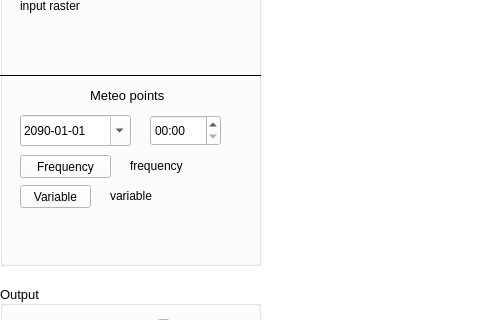
gaowudao/CRITERIA3D, file bin/CRITERIA3D/mainwindow.ui: the form before one commit; both pictures show x 0 to 480 and y 85 to 405 of the 1280 by 720 pixel window.
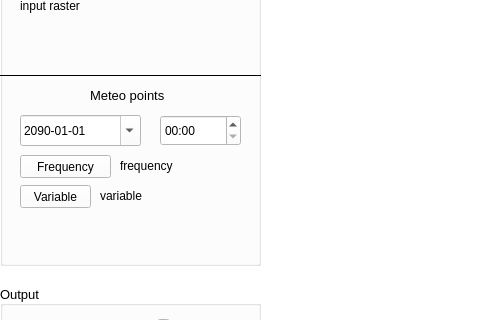
The form after the commit.

Commit message: criteria 3d interface

```diff
--- a/bin/CRITERIA3D/mainwindow.ui
+++ b/bin/CRITERIA3D/mainwindow.ui
@@ -1146,7 +1146,7 @@
       <rect>
        <x>20</x>
        <y>170</y>
-       <width>111</width>
+       <width>121</width>
        <height>31</height>
       </rect>
      </property>
@@ -1278,9 +1278,9 @@
     <widget class="QTimeEdit" name="timeEdit">
      <property name="geometry">
       <rect>
-       <x>150</x>
+       <x>160</x>
        <y>170</y>
-       <width>71</width>
+       <width>81</width>
        <height>31</height>
       </rect>
      </property>
@@ -1409,7 +1409,7 @@
     <widget class="QLabel" name="labelFrequency">
      <property name="geometry">
       <rect>
-       <x>130</x>
+       <x>120</x>
        <y>210</y>
        <width>121</width>
        <height>21</height>
@@ -1429,9 +1429,9 @@
     <widget class="QLabel" name="labelVariable">
      <property name="geometry">
       <rect>
-       <x>110</x>
+       <x>100</x>
        <y>240</y>
-       <width>151</width>
+       <width>161</width>
        <height>21</height>
       </rect>
      </property>
```
The commit also changes 2 other files.
